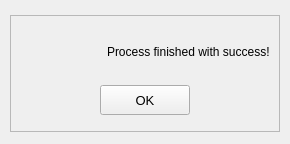
Old version of the form siriushlacon/vbc/ui/OK_message.ui in the repository lnls-sirius/pydm-opi.
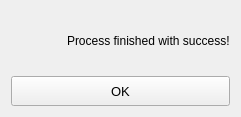
New version of the form. Icons and pictures are not drawn. Custom widgets are drawn as their Qt base class.

Commit message: vbc/ fix OK message

What changed in the file:
```diff
--- a/siriushlacon/vbc/ui/OK_message.ui
+++ b/siriushlacon/vbc/ui/OK_message.ui
@@ -6,47 +6,15 @@
    <rect>
     <x>0</x>
     <y>0</y>
-    <width>290</width>
-    <height>144</height>
+    <width>241</width>
+    <height>117</height>
    </rect>
   </property>
   <property name="windowTitle">
    <string>Form</string>
   </property>
-  <widget class="QFrame" name="frame">
-   <property name="geometry">
-    <rect>
-     <x>10</x>
-     <y>15</y>
-     <width>270</width>
-     <height>117</height>
-    </rect>
-   </property>
-   <property name="frameShape">
-    <enum>QFrame::StyledPanel</enum>
-   </property>
-   <property name="frameShadow">
-    <enum>QFrame::Raised</enum>
-   </property>
-   <layout class="QGridLayout" name="gridLayout_2">
-    <item row="0" column="0">
      <layout class="QGridLayout" name="gridLayout">
-      <item row="1" column="0">
-       <layout class="QHBoxLayout" name="horizontalLayout_2">
-        <item>
-         <spacer name="horizontalSpacer_2">
-          <property name="orientation">
-           <enum>Qt::Horizontal</enum>
-          </property>
-          <property name="sizeHint" stdset="0">
-           <size>
-            <width>40</width>
-            <height>20</height>
-           </size>
-          </property>
-         </spacer>
-        </item>
-        <item>
+   <item row="1" column="0" colspan="4">
          <widget class="QPushButton" name="pushButton">
           <property name="minimumSize">
            <size>
@@ -64,78 +32,22 @@
           </property>
          </widget>
         </item>
-        <item>
-         <spacer name="horizontalSpacer">
-          <property name="orientation">
-           <enum>Qt::Horizontal</enum>
-          </property>
-          <property name="sizeHint" stdset="0">
-           <size>
-            <width>40</width>
-            <height>20</height>
-           </size>
-          </property>
-         </spacer>
-        </item>
-       </layout>
-      </item>
-      <item row="0" column="0">
-       <layout class="QHBoxLayout" name="horizontalLayout">
-        <item>
-         <widget class="QLabel" name="label_2">
-          <property name="text">
-           <string>&lt;html&gt;&lt;head/&gt;&lt;body&gt;&lt;p&gt;&lt;img src=&quot;../images/check.png&quot;/&gt;&lt;/p&gt;&lt;/body&gt;&lt;/html&gt;</string>
-          </property>
-         </widget>
-        </item>
-        <item>
+   <item row="0" column="1" colspan="3">
          <widget class="QLabel" name="label">
           <property name="text">
            <string>Process finished with success!</string>
           </property>
          </widget>
         </item>
-       </layout>
-      </item>
-      <item row="2" column="0">
-       <widget class="PyDMShellCommand" name="Shell_clean_PVs">
-        <property name="maximumSize">
-         <size>
-          <width>1</width>
-          <height>1</height>
-         </size>
-        </property>
-        <property name="toolTip">
-         <string/>
-        </property>
-        <property name="whatsThis">
-         <string>
-    A QPushButton capable of execute shell commands.
-    </string>
-        </property>
-        <property name="iconSize">
-         <size>
-          <width>1</width>
-          <height>1</height>
-         </size>
-        </property>
-        <property name="command" stdset="0">
-         <string>python ../scripts/clean_status_PV.py ${IOC} ON</string>
-        </property>
+   <item row="0" column="0">
+    <widget class="QLabel" name="label_2">
+     <property name="text">
+      <string>&lt;html&gt;&lt;head/&gt;&lt;body&gt;&lt;p&gt;&lt;img src=&quot;../images/check.png&quot;/&gt;&lt;/p&gt;&lt;/body&gt;&lt;/html&gt;</string>
+     </property>
        </widget>
       </item>
      </layout>
-    </item>
-   </layout>
-  </widget>
- </widget>
- <customwidgets>
-  <customwidget>
-   <class>PyDMShellCommand</class>
-   <extends>QPushButton</extends>
-   <header>pydm.widgets.shell_command</header>
-  </customwidget>
- </customwidgets>
+ </widget>
  <resources/>
  <connections>
   <connection>
```
Left out of the diff: 32 changed lines with no effect on the pictures. Lines whose indentation alone changed are shown as unchanged. The commit also changes 1 other file.
